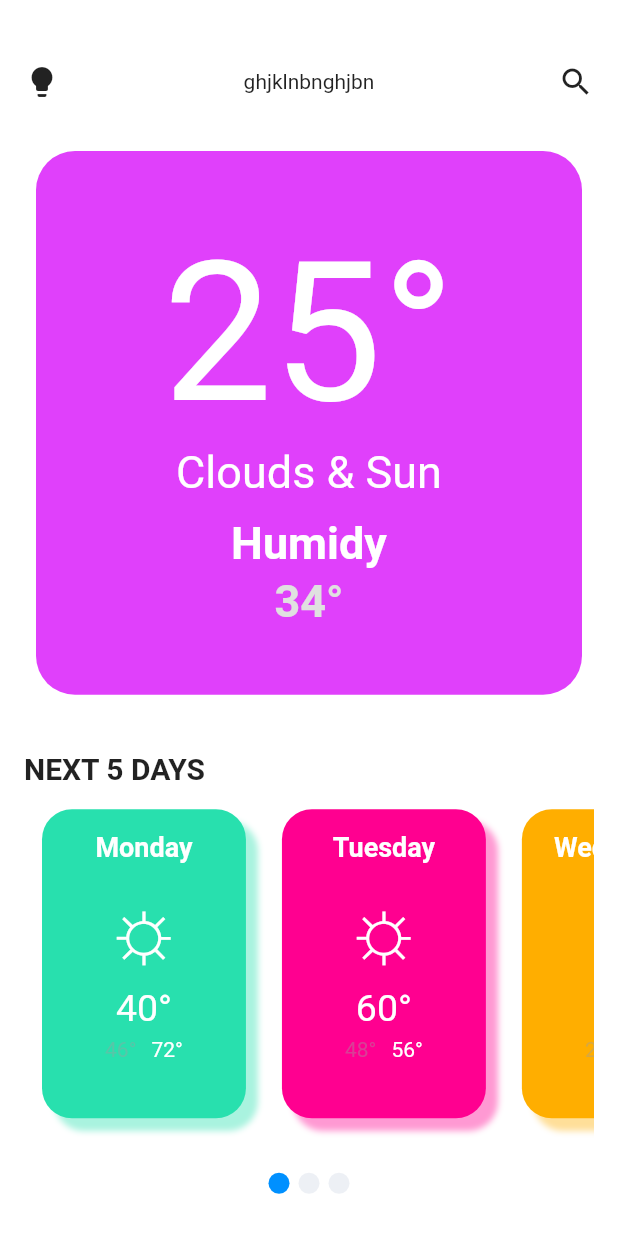
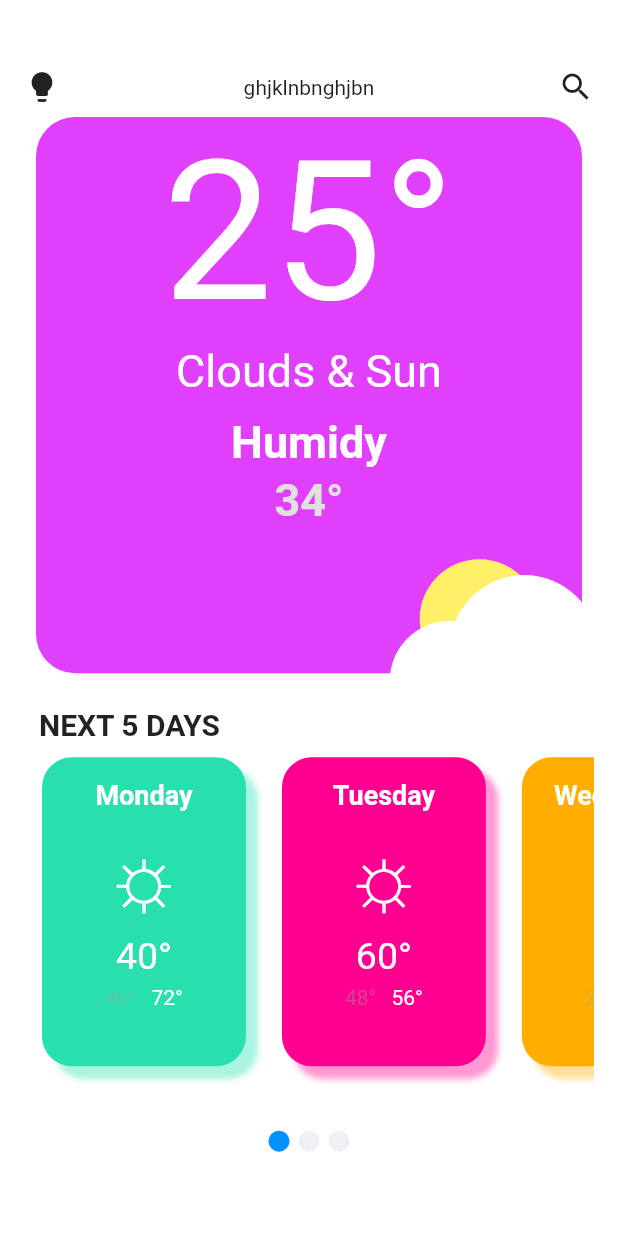
Before and after one commit to mubaracktahir/weatherAppNew, a Flutter app: the WeatherScreen screen opened directly, on a phone screen of 412 x 824 dp. Shown: the top 1233 px of the screen. Run offline on Flutter 3.47's test engine with Material 2 defaults, Android fonts, the phone set to English and light mode, and no system bars; our stand-ins replace shared_preferences; missing offline and left inert: drawable; accounts and stored records are empty.

Commit message:
added animation to cloud component in weatherScreen

```diff
--- a/weather_app/lib/main.dart
+++ b/weather_app/lib/main.dart
@@ -1,4 +1,5 @@
 import 'package:flutter/material.dart';
+import 'package:weather_app/presentation/screens/examplePaint.dart';
 import 'package:weather_app/presentation/screens/weather_splash.dart';
 
 void main() {
--- a/weather_app/lib/presentation/screens/weather_screen.dart
+++ b/weather_app/lib/presentation/screens/weather_screen.dart
@@ -16,6 +16,7 @@ class _WeatherScreenState extends State<WeatherScreen> {
   List<Weather> weathers;
   ScrollController _controller;
   int _currentIndex = 0;
+  bool increaseWeatherTile = false;
 
   @override
   void initState() {
@@ -45,12 +46,14 @@ class _WeatherScreenState extends State<WeatherScreen> {
         });
       }
     });
+    print(increaseWeatherTile);
     super.initState();
   }
 
   @override
   void dispose() {
     _controller.dispose();
+
     super.dispose();
   }
 
@@ -61,13 +64,11 @@ class _WeatherScreenState extends State<WeatherScreen> {
     return Scaffold(
       backgroundColor: Colors.white,
       body: Container(
-        padding: EdgeInsets.all(16.0),
+        padding: EdgeInsets.all(16.0) + EdgeInsets.only(top: 30.0),
         child: Column(
           crossAxisAlignment: CrossAxisAlignment.start,
           children: [
-            Expanded(
-              flex: 2,
-              child: Row(
+            Row(
               mainAxisAlignment: MainAxisAlignment.spaceBetween,
               children: [
                 Icon(Icons.lightbulb),
@@ -76,30 +77,43 @@ class _WeatherScreenState extends State<WeatherScreen> {
                 Icon(Icons.search),
               ],
             ),
+            Padding(
+              padding: const EdgeInsets.all(8.0),
+              child: GestureDetector(
+                onTap: () {
+                  setState(() {
+                    increaseWeatherTile = !increaseWeatherTile;
+                    print(increaseWeatherTile);
+                  });
+                  print(increaseWeatherTile);
+                },
+                child: WeatherDisplayTile(
+                  increaseTile: increaseWeatherTile,
                 ),
-            Expanded(
-              flex: 10,
-              child: Padding(
-                padding: const EdgeInsets.all(8.0),
-                child: WeatherDisplayTile(),
               ),
             ),
             SizedBox(
-              height: 25.0,
+              height: 10.0,
             ),
-            Expanded(
+            Visibility(
+              visible: !increaseWeatherTile,
+              child: Container(
+                child: Column(
+                  crossAxisAlignment: CrossAxisAlignment.start,
+                  children: [
+                    Container(
+                      padding: EdgeInsets.only(left: 10.0, bottom: 10.0),
                       child: Text(
                         'NEXT 5 DAYS',
                         style: TextStyle(
+                          //height: 1.2,
                           fontWeight: FontWeight.bold,
                           fontSize: 20.0,
                         ),
                       ),
                     ),
-            Expanded(
-              flex: 6,
-              child: SizedBox(
-                //height: _size.height * 0.29,
+                    SizedBox(
+                      height: _size.height * 0.29,
                       child: ListView.builder(
                         controller: _controller,
                         padding: EdgeInsets.all(0.0),
@@ -115,17 +129,17 @@ class _WeatherScreenState extends State<WeatherScreen> {
                               day: weathers[index].day,
                               icon: weathers[index].icon,
                               degree: '${weathers[index].humidity.toString()}°',
-                        minDegree: '${weathers[index].minDegree.toString()}°',
-                        maxDegree: '${weathers[index].maxDegree.toString()}°',
+                              minDegree:
+                                  '${weathers[index].minDegree.toString()}°',
+                              maxDegree:
+                                  '${weathers[index].maxDegree.toString()}°',
                               color: weathers[index].color,
                             ),
                           );
                         },
                       ),
                     ),
-            ),
-            Expanded(
-              child: Row(
+                    Row(
                       mainAxisAlignment: MainAxisAlignment.center,
                       children: [
                         CustomIndexIndicator(
@@ -144,6 +158,9 @@ class _WeatherScreenState extends State<WeatherScreen> {
                               : AppColor.fadeWhite,
                         ),
                       ],
+                    ),
+                  ],
+                ),
               ),
             ),
           ],
--- a/weather_app/lib/presentation/widgets/weather_display_tile.dart
+++ b/weather_app/lib/presentation/widgets/weather_display_tile.dart
@@ -1,19 +1,53 @@
 import 'package:flutter/material.dart';
+import './customCloudySun.dart';
 
-class WeatherDisplayTile extends StatelessWidget {
+class WeatherDisplayTile extends StatefulWidget {
+  final bool increaseTile;
+
+  const WeatherDisplayTile({Key key, this.increaseTile}) : super(key: key);
+
+  @override
+  _WeatherDisplayTileState createState() => _WeatherDisplayTileState();
+}
+
+class _WeatherDisplayTileState extends State<WeatherDisplayTile>
+    with SingleTickerProviderStateMixin {
+  final bool increaseTile;
+  AnimationController _position;
+  bool _positionFlag = false;
+
+  _WeatherDisplayTileState({this.increaseTile});
+
+  @override
+  void initState() {
+    _position =
+        AnimationController(vsync: this, duration: Duration(milliseconds: 200));
+    super.initState();
+  }
+
   @override
   Widget build(BuildContext context) {
     Size _size = MediaQuery.of(context).size;
-    return Container(
+    return Stack(
+      //clipBehavior: Clip.none,
+      //alignment: Alignment.bottomCenter,
+      children: [
+        AnimatedContainer(
           margin: EdgeInsets.only(bottom: 5.0),
           width: double.infinity,
+          height:
+              widget.increaseTile ? _size.height * 0.80 : _size.height * 0.45,
           decoration: BoxDecoration(
             borderRadius: BorderRadius.circular(26.0),
             color: Colors.purpleAccent,
           ),
+          duration: Duration(milliseconds: 200),
+        ),
+        Container(
+          alignment: Alignment.center,
           child: Column(
             crossAxisAlignment: CrossAxisAlignment.center,
-        mainAxisAlignment: MainAxisAlignment.center,
+            //mainAxisAlignment: MainAxisAlignment.center,
             children: [
               Text(
                 '25°',
@@ -51,6 +85,24 @@ class WeatherDisplayTile extends StatelessWidget {
               ),
             ],
           ),
+        ),
+        AnimatedPositioned(
+          duration: Duration(milliseconds: 200),
+          bottom: widget.increaseTile
+              ? -_size.width * 0.5 * 0.3
+              : -_size.width * 0.5 * 0.4,
+          right: widget.increaseTile
+              ? _size.width * 0.4
+              : -_size.width * 0.5 * 0.2,
+          left: widget.increaseTile
+              ? -_size.width * 0.5 * 0.2
+              : _size.width * 0.5,
+          child: CustomPaint(
+            size: Size(_size.width * 0.5, _size.width * 0.5),
+            painter: CustomCloudySun(isSmallSun: widget.increaseTile),
+          ),
+        )
+      ],
     );
   }
 }
--- a/weather_app/lib/utils/app_color.dart
+++ b/weather_app/lib/utils/app_color.dart
@@ -13,4 +13,5 @@ class AppColor {
 
   static final gradientTop = Color(0xff5D50FE);
   static final gradientBottom = Color(0xff008CFF);
+  static final homeSunColor = Color(0xffffef69);
 }
```
Also changed, not shown: weather_app/lib/presentation/screens/examplePaint.dart (added, +22 -0 lines), weather_app/lib/presentation/widgets/customCloudySun.dart (added, +27 -0 lines). Lines whose indentation alone changed are shown as unchanged.
